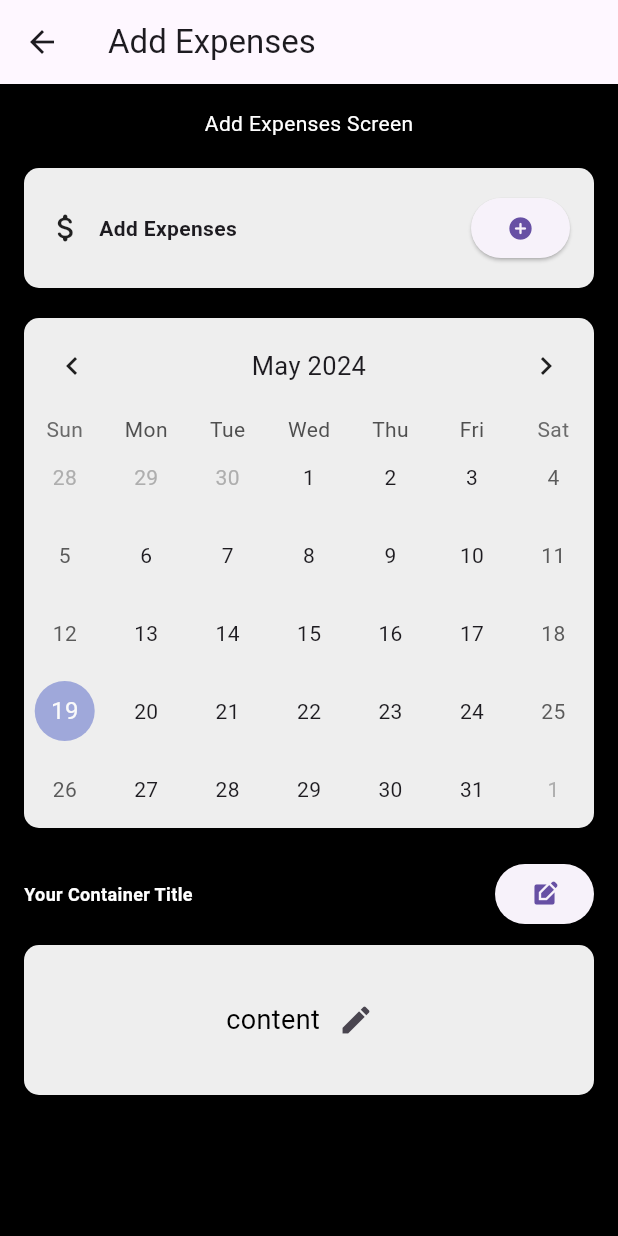
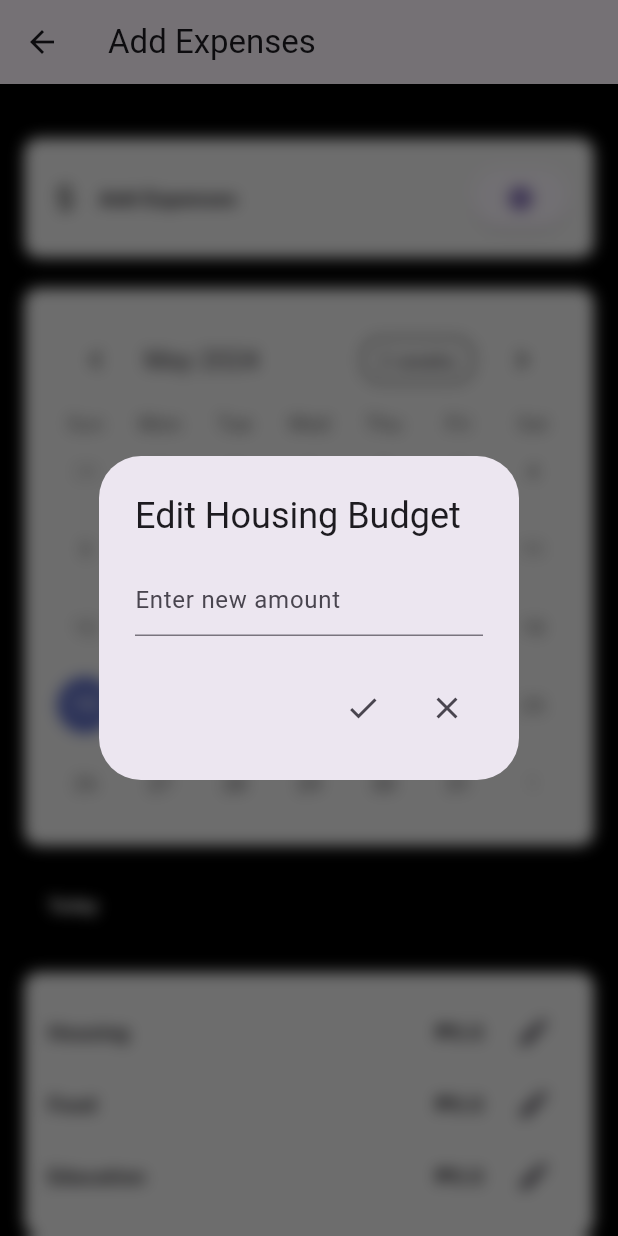
Before and after one commit to euphori/employee-management, a Flutter app: the AddExpensesScreen screen opened directly, after a tap on the "edit" icon, on a phone screen of 412 x 824 dp. Run offline on Flutter 3.47's test engine with Material 3 defaults, Android fonts, the light colour scheme and no system bars; drawn by our look-alikes of table_calendar; our stand-ins replace cloud_firestore, firebase_auth, firebase_core; accounts and stored records are empty.

Commit message:
Add expenses
without showdialogue yet on the add button beside the word add expense

```diff
--- a/lib/features/user_auth/presentation/pages/add_expenses_screen.dart
+++ b/lib/features/user_auth/presentation/pages/add_expenses_screen.dart
@@ -1,15 +1,39 @@
 import 'package:flutter/material.dart';
+import 'dart:ui'; // Import for ImageFilter
 import 'package:table_calendar/table_calendar.dart';
 
-class AddExpensesScreen extends StatelessWidget {
+
+class AddExpensesScreen extends StatefulWidget {
+  @override
+  _AddPlannerScreenState createState() => _AddPlannerScreenState();
+}
+
+class _AddPlannerScreenState extends State<AddExpensesScreen> {
+  String plannerName = ''; // Variable to store the planner name
+  Map<String, double> budgets = {
+    'Housing': 0,
+    'Food': 0,
+    'Education': 0,
+  };
+
+  bool _isDialogOpen = false;
+  late DateTime _selectedDate;
+  late CalendarFormat _calendarFormat;
+  late Map<DateTime, List<dynamic>> _events;
+  late List<dynamic> _selectedEvents;
+
+  @override
+  void initState() {
+    super.initState();
+    final _selectedDay = DateTime.now();
+    _selectedDate = _selectedDay;
+    _calendarFormat = CalendarFormat.month;
+    _events = {};
+    _selectedEvents = [];
+  }
+
   @override
   Widget build(BuildContext context) {
-    final DateTime now = DateTime.now();
-    final DateTime today = DateTime(now.year, now.month, now.day);
-
-    final DateTime firstDay = DateTime(now.year - 1, now.month - 6, now.day);
-    final DateTime lastDay = DateTime(now.year + 1, now.month + 6, now.day);
-
     return Scaffold(
       appBar: AppBar(
         title: Text('Add Expenses'),
@@ -22,16 +46,12 @@ class AddExpensesScreen extends StatelessWidget {
       ),
       backgroundColor: Colors.black, // Set the background color of the entire screen
       body: SingleChildScrollView(
-        child: Padding(
+      child: Stack(
+        children: [
+          Padding(
             padding: const EdgeInsets.all(16.0),
             child: Column(
               children: [
-              Center(
-                child: Text(
-                  'Add Expenses Screen',
-                  style: TextStyle(color: Colors.white), // Set the text color to white for visibility
-                ),
-              ),
                 SizedBox(height: 20),
                 Container(
                   padding: EdgeInsets.all(16),
@@ -54,7 +74,7 @@ class AddExpensesScreen extends StatelessWidget {
                       ),
                       ElevatedButton(
                         onPressed: () {
-                        // Add functionality
+                          //show alertdialogue with title and dropdown box with 6 choices----------
                         },
                         child: Icon(Icons.add_circle_rounded),
                       ),
@@ -63,78 +83,200 @@ class AddExpensesScreen extends StatelessWidget {
                 ),
                 SizedBox(height: 20),
                 Container(
-                width: double.infinity,
+                  padding: EdgeInsets.all(16),
                   decoration: BoxDecoration(
                     color: Colors.grey[200],
                     borderRadius: BorderRadius.circular(10),
                   ),
                   child: TableCalendar(
-                  focusedDay: today,
-                  firstDay: firstDay,
-                  lastDay: lastDay,
-                  headerStyle: HeaderStyle(
-                    titleCentered: true,
-                    formatButtonVisible: false,
-                    leftChevronIcon: Icon(Icons.chevron_left),
-                    rightChevronIcon: Icon(Icons.chevron_right),
+                    firstDay: DateTime.utc(2020, 1, 1),
+                    lastDay: DateTime.utc(2030, 12, 31),
+                    focusedDay: DateTime.now(),
+                    calendarFormat: _calendarFormat,
+                    selectedDayPredicate: (day) {
+                      return isSameDay(_selectedDate, day);
+                    },
+                    onDaySelected: (selectedDay, focusedDay) {
+                      setState(() {
+                        _selectedDate = selectedDay;
+                        _selectedEvents = _events[selectedDay] ?? [];
+                      });
+                    },
                   ),
-                  calendarFormat: CalendarFormat.month,
+                ),
+                SizedBox(height: 15),
+                Container(
+                    padding: EdgeInsets.all(16),
+                    alignment: Alignment.centerLeft,
+                    child: Text(
+                      'Today',
+                      style: TextStyle(
+                        fontSize: 12,
+                        fontWeight: FontWeight.w600,
+                        color: Colors.grey[100],
+                      ),
                     ),
                 ),
                 SizedBox(height: 20),
-              Column(
-                crossAxisAlignment: CrossAxisAlignment.start,
-                children: [
-                  Row(
-                    mainAxisAlignment: MainAxisAlignment.spaceBetween,
-                    children: [
-                      Text(
-                        'Your Container Title',
-                        style: TextStyle(
-                          color: Colors.white,
-                          fontSize: 12,
-                          fontWeight: FontWeight.w600,
-                        ),
-                      ),
-                      ElevatedButton(
-                        onPressed: () {
-                          // Add functionality for edit button
-                        },
-                        child: Icon(Icons.edit_square),
-                      ),
-                    ],
-                  ),
-                  SizedBox(height: 10),
                 Container(
-                    width: double.infinity,
-                    height: 100,
+                  padding: EdgeInsets.all(16),
                   decoration: BoxDecoration(
                     color: Colors.grey[200],
                     borderRadius: BorderRadius.circular(10),
                   ),
-                      child: Row(
-                        mainAxisAlignment: MainAxisAlignment.center,
-                        children:[
-                          Text(
-                          'content',
-                          style: TextStyle(color: Colors.black, fontSize: 18),
-                        ),
-                         IconButton(
-                          icon: Icon(Icons.edit),
-                          onPressed: () {
-                            // Add functionality for edit button in row
-                          },
-                        ),
+                  child: Column(
+                    children: [
+                      for (var entry in budgets.entries)
+                        _buildItemRow(context, entry.key, entry.value.toString()),
                     ],
-
                   ),
                 ),
               ],
             ),
+          ),
+          if (_isDialogOpen)
+            BackdropFilter(
+              filter: ImageFilter.blur(sigmaX: 5, sigmaY: 5),
+              child: Container(
+                color: Colors.black.withOpacity(0.5),
+              ),
+            ),
          ],
-          ),
        ),
       ),
     );
   }
+
+  Widget _buildItemRow(BuildContext context, String title, String amount) {
+    return Row(
+      mainAxisAlignment: MainAxisAlignment.spaceBetween,
+      children: [
+        Text(
+          title,
+          style: TextStyle(fontWeight: FontWeight.bold),
+        ),
+        Row(
+          children: [
+            Text(
+              '₱$amount',
+              style: TextStyle(fontWeight: FontWeight.bold),
+            ),
+            SizedBox(width: 10),
+            IconButton(
+              onPressed: () {
+                _showEditBudgetDialog(context, title, amount);
+              },
+              icon: Icon(Icons.edit),
+            ),
+          ],
+        ),
+      ],
+    );
   }
+
+  Future<void> _showExpensesNameDialog(BuildContext context) async {
+    setState(() {
+      _isDialogOpen = true;
+    });
+
+    String? newPlannerName = await showDialog<String>(
+      context: context,
+      barrierDismissible: false,
+      builder: (BuildContext context) {
+        String newPlannerName = '';
+
+        return AlertDialog(
+          title: Text('Add Expenses'),
+          content: TextField(
+            onChanged: (value) {
+              newPlannerName = value;
+            },
+            decoration: InputDecoration(
+              hintText: 'Planner Name',
+            ),
+          ),
+          actions: <Widget>[
+            IconButton(
+              onPressed: () {
+                Navigator.of(context).pop(newPlannerName);
+              },
+              icon: Icon(Icons.check),
+            ),
+            IconButton(
+              onPressed: () {
+                Navigator.of(context).pop();
+              },
+              icon: Icon(Icons.close),
+            ),
+          ],
+        );
+      },
+    );
+
+    setState(() {
+      _isDialogOpen = false;
+    });
+
+    if (newPlannerName != null && newPlannerName.isNotEmpty) {
+      setState(() {
+        plannerName = newPlannerName;
+      });
+    }
+  }
+
+  Future<void> _showEditBudgetDialog(BuildContext context, String title, String amount) async {
+    setState(() {
+      _isDialogOpen = true;
+    });
+
+    String? newAmount = await showDialog<String>(
+      context: context,
+      barrierDismissible: false,
+      builder: (BuildContext context) {
+        String newAmount = amount;
+
+        return AlertDialog(
+          title: Text('Edit $title Budget'),
+          content: TextField(
+            onChanged: (value) {
+              newAmount = value;
+            },
+            decoration: InputDecoration(
+              hintText: 'Enter new amount',
+            ),
+          ),
+          actions: <Widget>[
+            IconButton(
+              onPressed: () {
+                Navigator.of(context).pop(newAmount);
+              },
+              icon: Icon(Icons.check),
+            ),
+            IconButton(
+              onPressed: () {
+                Navigator.of(context).pop();
+              },
+              icon: Icon(Icons.close),
+            ),
+          ],
+        );
+      },
+    );
+
+    setState(() {
+      _isDialogOpen = false;
+    });
+
+    if (newAmount != null && newAmount.isNotEmpty) {
+      setState(() {
+        budgets[title] = double.parse(newAmount);
+      });
+    }
+  }
+}
+
+void main() {
+  runApp(MaterialApp(
+    home: AddExpensesScreen(),
+  ));
+}
```
Also changed, not shown: pubspec.lock. Lines whose indentation alone changed are shown as unchanged.
